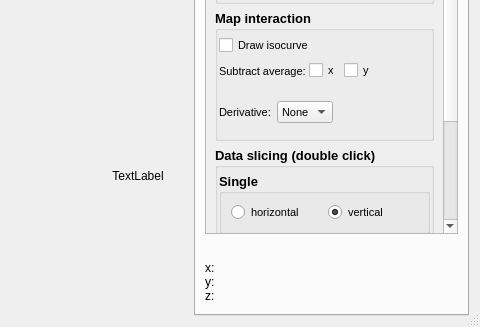
Qt form plotter/ui/plot2d.ui (pyplotter/pyplotter) before a commit; both pictures show x 629 to 1109 and y 262 to 589 of the 1109 by 589 pixel window.
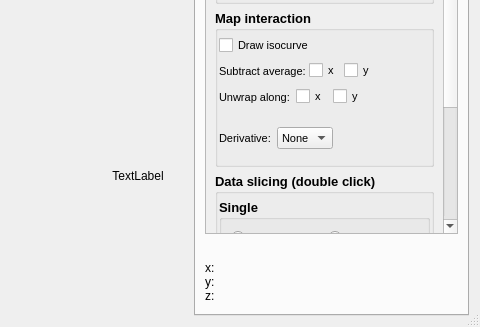
The same form after that commit. Custom widgets are drawn as their Qt base class.

Commit message:
Extend unwrap to 2d plot
Make all operation on 2d Data commutative

The edit to the form file:
```diff
--- a/plotter/ui/plot2d.ui
+++ b/plotter/ui/plot2d.ui
@@ -9,7 +9,7 @@
    <rect>
     <x>0</x>
     <y>0</y>
-    <width>1031</width>
+    <width>1109</width>
     <height>589</height>
    </rect>
   </property>
@@ -108,9 +108,9 @@
             <property name="geometry">
              <rect>
               <x>0</x>
-              <y>-54</y>
+              <y>0</y>
               <width>232</width>
-              <height>542</height>
+              <height>570</height>
              </rect>
             </property>
             <layout class="QVBoxLayout" name="verticalLayout_3">
@@ -444,6 +444,65 @@
                   </item>
                  </layout>
                 </item>
+                <item>
+                 <layout class="QHBoxLayout" name="horizontalLayout_11">
+                  <item>
+                   <widget class="QLabel" name="label_2">
+                    <property name="font">
+                     <font>
+                      <pointsize>8</pointsize>
+                      <weight>50</weight>
+                      <bold>false</bold>
+                     </font>
+                    </property>
+                    <property name="text">
+                     <string>Unwrap along:</string>
+                    </property>
+                   </widget>
+                  </item>
+                  <item>
+                   <widget class="QCheckBox" name="checkBoxUnwrapX">
+                    <property name="font">
+                     <font>
+                      <pointsize>8</pointsize>
+                      <weight>50</weight>
+                      <bold>false</bold>
+                     </font>
+                    </property>
+                    <property name="text">
+                     <string>x</string>
+                    </property>
+                   </widget>
+                  </item>
+                  <item>
+                   <widget class="QCheckBox" name="checkBoxUnwrapY">
+                    <property name="font">
+                     <font>
+                      <pointsize>8</pointsize>
+                      <weight>50</weight>
+                      <bold>false</bold>
+                     </font>
+                    </property>
+                    <property name="text">
+                     <string>y</string>
+                    </property>
+                   </widget>
+                  </item>
+                  <item>
+                   <spacer name="horizontalSpacer_5">
+                    <property name="orientation">
+                     <enum>Qt::Horizontal</enum>
+                    </property>
+                    <property name="sizeHint" stdset="0">
+                     <size>
+                      <width>40</width>
+                      <height>20</height>
+                     </size>
+                    </property>
+                   </spacer>
+                  </item>
+                 </layout>
+                </item>
                 <item>
                  <layout class="QHBoxLayout" name="horizontalLayout_7">
                   <item>
```
The commit also changes 2 other files.
